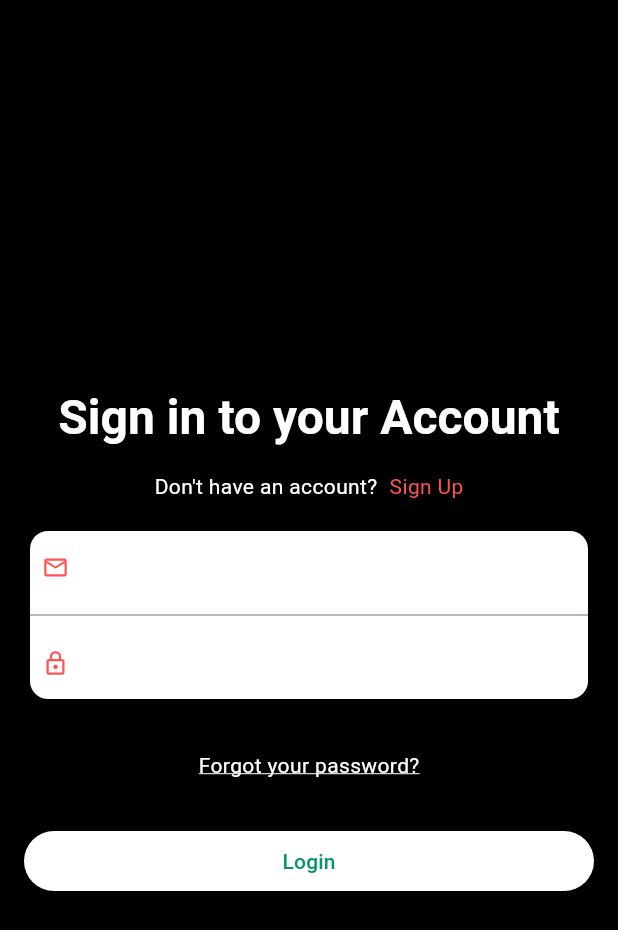
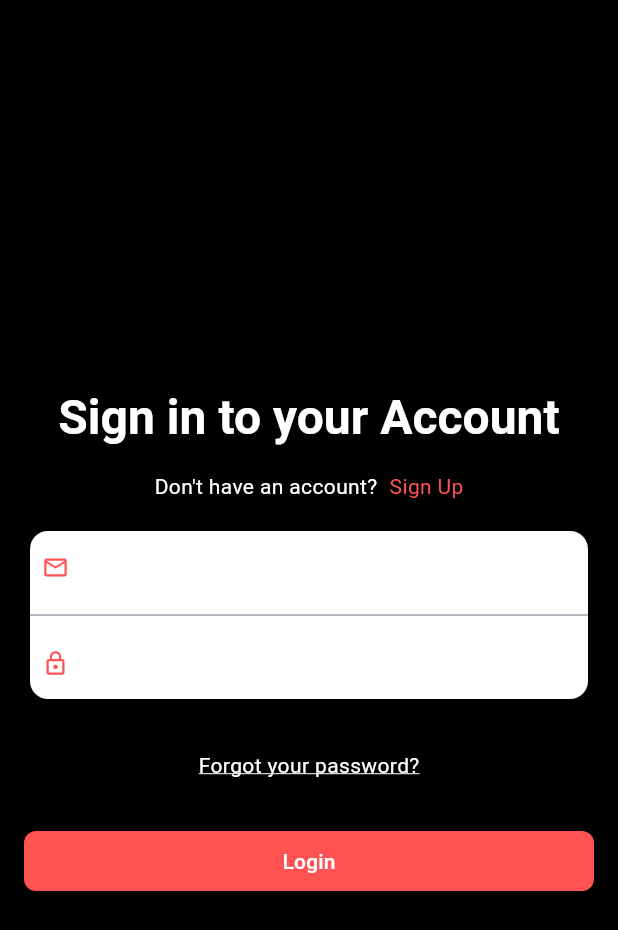
Before and after one commit to Zer0-01/flutter-ims, a Flutter app: the screen it shows after launch, on a phone screen of 412 x 824 dp. Shown: the top 930 px of the screen. Run offline on Flutter 3.47's test engine with Material 3 defaults, Android fonts, the phone set to English and light mode, and no system bars; our stand-ins replace adaptive_theme, auto_route, equatable, flutter_bloc, shared_preferences.

Commit message:
feat: update UI

```diff
--- a/lib/presentation/screen/login/widgets/login_button_widget.dart
+++ b/lib/presentation/screen/login/widgets/login_button_widget.dart
@@ -9,7 +9,17 @@ class LoginButtonWidget extends StatelessWidget {
       padding: const EdgeInsets.symmetric(horizontal: 16.0),
       child: SizedBox(
         width: double.infinity,
-        child: ElevatedButton(onPressed: () {}, child: Text("Login")),
+        child: ElevatedButton(
+          style: ElevatedButton.styleFrom(
+            backgroundColor: Colors.redAccent,
+            foregroundColor: Colors.white,
+            shape: RoundedRectangleBorder(
+              borderRadius: BorderRadius.circular(8),
+            ),
+          ),
+          onPressed: () {},
+          child: Text("Login"),
+        ),
       ),
     );
   }
```
